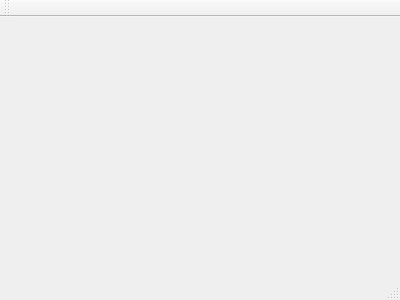
The window that mainwindow.ui (angelortizv/pacman) describes before a commit, drawn with Qt 5.
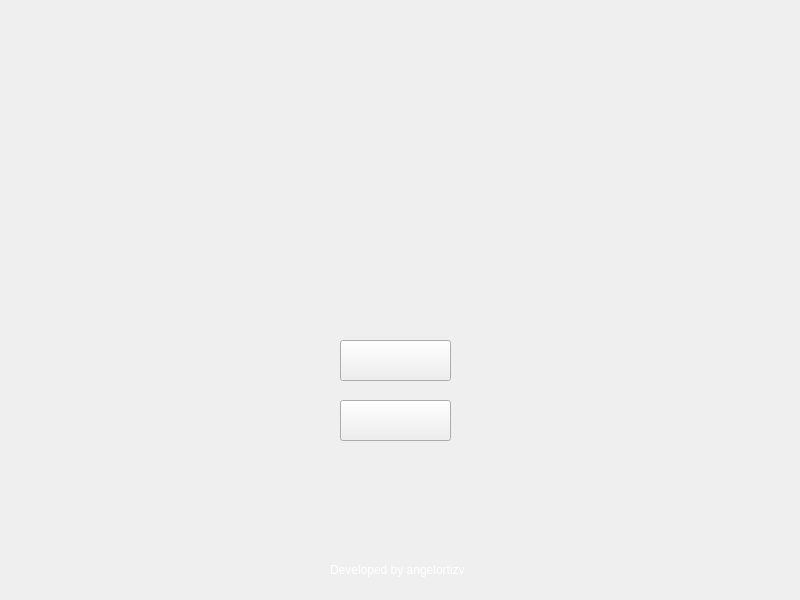
The same window after the commit. Icons and pictures are not drawn.

Commit message: [UPDATE] Configure MainWindow style

Diff of the .ui file:
```diff
--- a/mainwindow.ui
+++ b/mainwindow.ui
@@ -1,24 +1,123 @@
 <ui version="4.0">
  <class>MainWindow</class>
- <widget class="QMainWindow" name="MainWindow" >
-  <property name="geometry" >
+ <widget class="QMainWindow" name="MainWindow">
+  <property name="geometry">
    <rect>
     <x>0</x>
     <y>0</y>
-    <width>400</width>
-    <height>300</height>
+    <width>800</width>
+    <height>600</height>
    </rect>
   </property>
   <property name="windowTitle" >
    <string>MainWindow</string>
   </property>
-  <widget class="QMenuBar" name="menuBar" />
-  <widget class="QToolBar" name="mainToolBar" />
-  <widget class="QWidget" name="centralWidget" />
-  <widget class="QStatusBar" name="statusBar" />
+  <property name="windowIcon">
+   <iconset resource="imgresources.qrc">
+    <normaloff>:/img/game_icon.png</normaloff>:/img/game_icon.png</iconset>
+  </property>
+  <widget class="QWidget" name="centralWidget">
+   <widget class="QLabel" name="background_label">
+    <property name="geometry">
+     <rect>
+      <x>0</x>
+      <y>0</y>
+      <width>800</width>
+      <height>600</height>
+     </rect>
+    </property>
+    <property name="styleSheet">
+     <string notr="true">background-image: url(:/img/background);</string>
+    </property>
+    <property name="text">
+     <string/>
+    </property>
+   </widget>
+   <widget class="QLabel" name="logo_label">
+    <property name="geometry">
+     <rect>
+      <x>230</x>
+      <y>20</y>
+      <width>331</width>
+      <height>121</height>
+     </rect>
+    </property>
+    <property name="styleSheet">
+     <string notr="true">image: url(:/img/pacman_logo);</string>
+    </property>
+    <property name="text">
+     <string/>
+    </property>
+   </widget>
+   <widget class="QLabel" name="initial_gif_label">
+    <property name="geometry">
+     <rect>
+      <x>190</x>
+      <y>170</y>
+      <width>411</width>
+      <height>81</height>
+     </rect>
+    </property>
+    <property name="styleSheet">
+     <string notr="true"/>
+    </property>
+    <property name="text">
+     <string/>
+    </property>
+   </widget>
+   <widget class="QPushButton" name="highscores_button">
+    <property name="geometry">
+     <rect>
+      <x>340</x>
+      <y>400</y>
+      <width>111</width>
+      <height>41</height>
+     </rect>
+    </property>
+    <property name="styleSheet">
+     <string notr="true">border-image: url(:/img/highscores.png);</string>
+    </property>
+    <property name="text">
+     <string/>
+    </property>
+   </widget>
+   <widget class="QPushButton" name="playgame_button">
+    <property name="geometry">
+     <rect>
+      <x>340</x>
+      <y>340</y>
+      <width>111</width>
+      <height>41</height>
+     </rect>
+    </property>
+    <property name="styleSheet">
+     <string notr="true">border-image: url(:/img/playgame.png);</string>
+    </property>
+    <property name="text">
+     <string/>
+    </property>
+   </widget>
+   <widget class="QLabel" name="label">
+    <property name="geometry">
+     <rect>
+      <x>330</x>
+      <y>560</y>
+      <width>141</width>
+      <height>20</height>
+     </rect>
+    </property>
+    <property name="styleSheet">
+     <string notr="true">color: rgb(255, 255, 255);</string>
+    </property>
+    <property name="text">
+     <string>Developed by angelortizv</string>
+    </property>
+   </widget>
+  </widget>
  </widget>
- <layoutDefault spacing="6" margin="11" />
- <pixmapfunction></pixmapfunction>
- <resources/>
+ <layoutdefault spacing="6" margin="11"/>
+ <resources>
+  <include location="imgresources.qrc"/>
+ </resources>
  <connections/>
 </ui>
```
Left out of the diff: 5 changed lines with no effect on the pictures. The commit also changes 10 other files.
